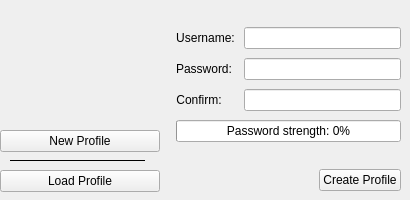
Qt form src/loginscreen.ui (qTox/qTox) before a commit.
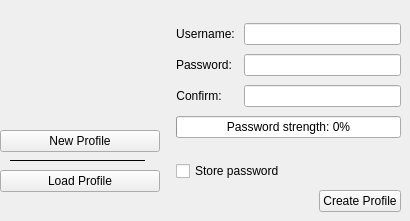
The same form after that commit. The open tabs and pages were chosen to show the change. Icons and pictures are not drawn. Custom widgets are drawn as their Qt base class.

Commit message: feat(widget): add support for QtKeychain to store/retrieve passwords

What changed in the file:
```diff
--- a/src/loginscreen.ui
+++ b/src/loginscreen.ui
@@ -7,19 +7,19 @@
     <x>0</x>
     <y>0</y>
     <width>410</width>
-    <height>200</height>
+    <height>221</height>
    </rect>
   </property>
   <property name="minimumSize">
    <size>
     <width>410</width>
-    <height>200</height>
+    <height>221</height>
    </size>
   </property>
   <property name="maximumSize">
    <size>
     <width>415</width>
-    <height>200</height>
+    <height>221</height>
    </size>
   </property>
   <property name="windowTitle">
@@ -35,7 +35,7 @@
      <x>160</x>
      <y>0</y>
      <width>250</width>
-     <height>200</height>
+     <height>221</height>
     </rect>
    </property>
    <property name="autoFillBackground">
@@ -155,7 +155,7 @@
            </property>
           </widget>
          </item>
-         <item row="9" column="0" colspan="2">
+         <item row="10" column="0" colspan="2">
           <layout class="QHBoxLayout" name="horizontalLayout">
            <item>
             <spacer name="horizontalSpacer">
@@ -205,6 +205,16 @@
            </property>
           </spacer>
          </item>
+         <item row="9" column="0" colspan="2">
+          <widget class="QCheckBox" name="storePasswordInKeychain2CB">
+           <property name="text">
+            <string>Store password</string>
+           </property>
+           <property name="toolTip">
+            <string>Store password in keychain</string>
+           </property>
+          </widget>
+         </item>
         </layout>
        </item>
       </layout>
```
Left out of the diff: 10 changed lines with no effect on the pictures. The commit also changes 16 other files.
